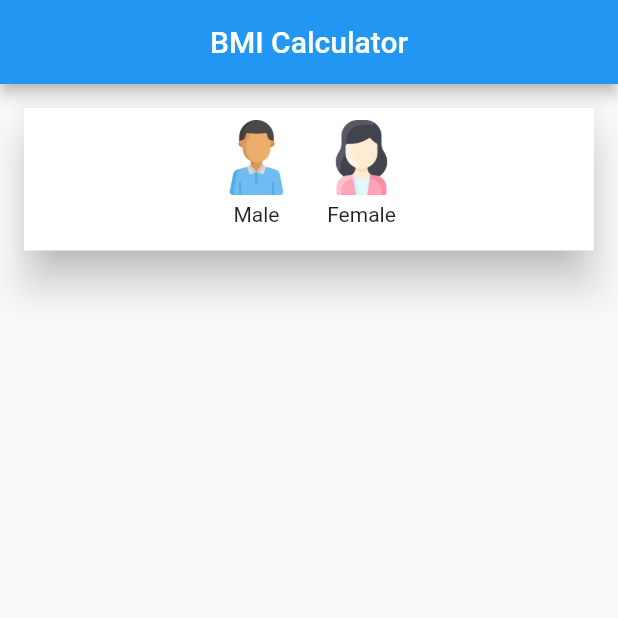
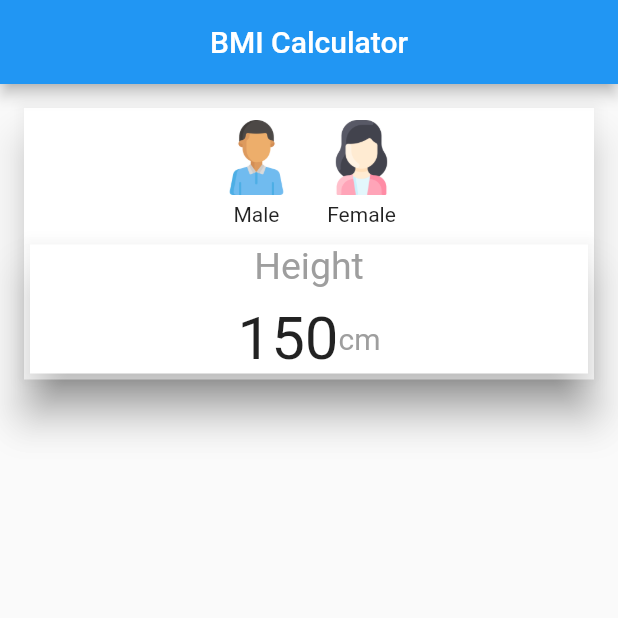
Before and after one commit to Ibrahim-K98han/flutter_bmi_calculator, a Flutter app: the screen it shows after launch, on a phone screen of 412 x 824 dp, the top half of it. Run offline on Flutter 3.47's test engine with Material 2 defaults, Android fonts, the phone set to English and light mode, and no system bars; missing offline and left inert: flutter_3d_choice_chip.

Commit message:
height text alignment center

```diff
--- a/lib/height_widget.dart
+++ b/lib/height_widget.dart
@@ -8,13 +8,27 @@ class HeightWidget extends StatefulWidget {
 }
 
 class _HeightWidgetState extends State<HeightWidget> {
+
+  int _height = 150;
+
   @override
   Widget build(BuildContext context) {
     return Card(
         elevation: 12,
         shape: RoundedRectangleBorder(),
     child: Column(
+      children: [
+        Text('Height', style:TextStyle(fontSize: 25, color: Colors.grey) ,),
+        SizedBox(height: 10,),
+        Row(
+          mainAxisAlignment: MainAxisAlignment.center,
+          children: [
+            Text(_height.toString(),style: TextStyle(fontSize: 40),),
+            Text('cm',style: TextStyle(fontSize: 20, color: Colors.grey),),
+          ],
+        ),
 
+      ],
     ));
   }
 }
```
